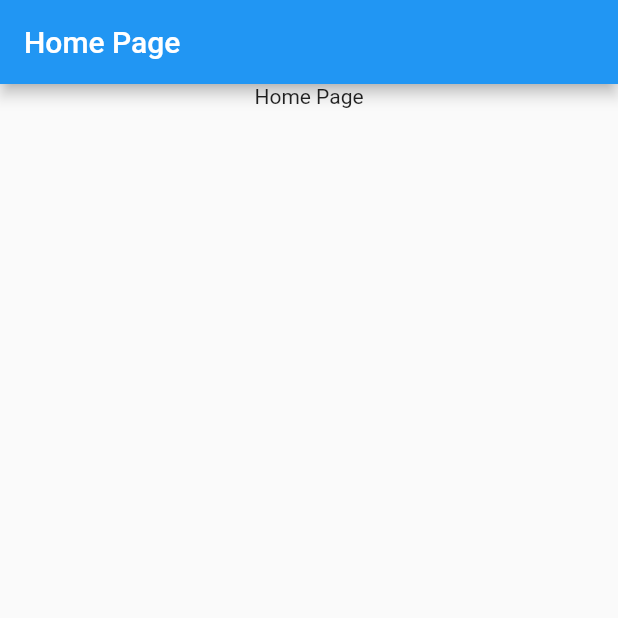
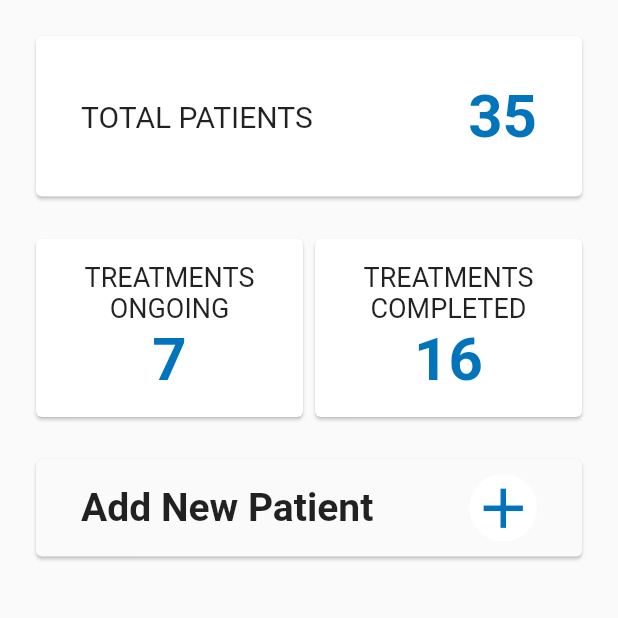
Before and after one commit to bahadurvaibhav/medbridge_business, a Flutter app: the HomePage screen opened directly, on a phone screen of 412 x 824 dp, the top half of it. Run offline on Flutter 3.47's test engine with Material 2 defaults, Android fonts, the phone set to English and light mode, and no system bars; our stand-ins replace flutter_swiper, font_awesome_flutter, google_sign_in, shared_preferences; missing offline and left inert: flutter_facebook_login; accounts and stored records are empty.

Commit message:
home page initial

```diff
--- a/lib/main.dart
+++ b/lib/main.dart
@@ -4,10 +4,10 @@ import 'package:medbridge_business/widget/SplashPage.dart';
 import 'package:shared_preferences/shared_preferences.dart';
 
 void main() {
-  // TODO: remove when login functionality implemented
+  /*// add to logout
   SharedPreferences.setMockInitialValues({
     IS_LOGGED_IN: false,
-  });
+  });*/
   runApp(MyApp());
 }
 
--- a/lib/util/Colors.dart
+++ b/lib/util/Colors.dart
@@ -1,4 +1,4 @@
 import 'package:flutter/material.dart';
 
 const Color primary = Color(0xFF0274BB);
-const Color accent = Color(0xffF8A417);
+const Color background = Color(0xFFFAFAFA);
--- /dev/null
+++ b/lib/util/constants.dart
@@ -0,0 +1,4 @@
+const String TOTAL_PATIENTS = 'TOTAL PATIENTS';
+const String TREATMENTS_ONGOING = 'TREATMENTS ONGOING';
+const String TREATMENTS_COMPLETED = 'TREATMENTS COMPLETED';
+const String ADD_NEW_PATIENT = 'Add New Patient';
--- /dev/null
+++ b/lib/widget/AddPatientPage.dart
@@ -0,0 +1,17 @@
+import 'package:flutter/material.dart';
+
+class AddPatientPage extends StatefulWidget {
+  @override
+  _AddPatientPageState createState() => _AddPatientPageState();
+}
+
+class _AddPatientPageState extends State<AddPatientPage> {
+  @override
+  Widget build(BuildContext context) {
+    return Scaffold(
+      body: SafeArea(
+        child: Row(),
+      ),
+    );
+  }
+}
--- a/lib/widget/HomePage.dart
+++ b/lib/widget/HomePage.dart
@@ -1,4 +1,7 @@
 import 'package:flutter/material.dart';
+import 'package:medbridge_business/util/Colors.dart';
+import 'package:medbridge_business/util/constants.dart';
+import 'package:medbridge_business/widget/AddPatientPage.dart';
 
 class HomePage extends StatefulWidget {
   @override
@@ -6,22 +9,129 @@ class HomePage extends StatefulWidget {
 }
 
 class _HomePageState extends State<HomePage> {
-  @override
-  Widget build(BuildContext context) {
-    return Scaffold(
-      appBar: AppBar(
-        title: const Text('Home Page'),
-        automaticallyImplyLeading: false,
-      ),
-      body: Material(
-        child: Column(
+  Widget totalPatientsCard(int value) {
+    return Card(
+      child: Padding(
+        padding: const EdgeInsets.all(30.0),
+        child: Row(
+          mainAxisAlignment: MainAxisAlignment.spaceBetween,
           children: <Widget>[
-            Center(
-              child: Text('Home Page'),
+            Text(
+              TOTAL_PATIENTS,
+              style: TextStyle(fontSize: 20),
+            ),
+            Text(
+              value.toString(),
+              style: TextStyle(
+                fontSize: 40,
+                color: primary,
+                fontWeight: FontWeight.bold,
+              ),
             ),
           ],
         ),
       ),
     );
   }
+
+  Widget treatmentInfoCards(String title, int value) {
+    return Card(
+      child: Padding(
+        padding: const EdgeInsets.all(15.0),
+        child: Column(
+          children: <Widget>[
+            Text(
+              title,
+              style: TextStyle(fontSize: 18),
+              textAlign: TextAlign.center,
+            ),
+            Text(
+              value.toString(),
+              style: TextStyle(
+                fontSize: 40,
+                color: primary,
+                fontWeight: FontWeight.bold,
+              ),
+            ),
+          ],
+        ),
+      ),
+    );
+  }
+
+  Widget addNewPatient() {
+    return Card(
+      color: background,
+      child: Padding(
+        padding: const EdgeInsets.symmetric(horizontal: 30.0, vertical: 10.0),
+        child: Row(
+          mainAxisAlignment: MainAxisAlignment.spaceBetween,
+          children: <Widget>[
+            Text(
+              ADD_NEW_PATIENT,
+              style: TextStyle(
+                fontSize: 26,
+                fontWeight: FontWeight.bold,
+              ),
+            ),
+            ClipOval(
+              child: Container(
+                color: Colors.white,
+                child: Icon(
+                  Icons.add,
+                  size: 45,
+                  color: primary,
+                ),
+              ),
+            ),
+            /*Icon(
+              Icons.add_circle,
+              size: 45,
+              color: primary,
+            ),*/
+          ],
+        ),
+      ),
+    );
+  }
+
+  @override
+  Widget build(BuildContext context) {
+    return Scaffold(
+      body: SafeArea(
+        child: Material(
+          child: Padding(
+            padding: const EdgeInsets.all(20.0),
+            child: Column(
+              children: <Widget>[
+                totalPatientsCard(35),
+                Padding(
+                  padding: const EdgeInsets.symmetric(vertical: 20.0),
+                  child: Row(
+                    children: <Widget>[
+                      Expanded(
+                        child: treatmentInfoCards(TREATMENTS_ONGOING, 7),
+                      ),
+                      Expanded(
+                        child: treatmentInfoCards(TREATMENTS_COMPLETED, 16),
+                      ),
+                    ],
+                  ),
+                ),
+                GestureDetector(
+                  onTap: () {
+                    Navigator.push(
+                      context,
+                      MaterialPageRoute(builder: (context) => AddPatientPage()),
+                    );
+                  },
+                  child: addNewPatient(),
+                ),
+              ],
+            ),
+          ),
+        ),
+      ),
+    );
+  }
 }
--- a/lib/widget/onboarding/OnboardingPage.dart
+++ b/lib/widget/onboarding/OnboardingPage.dart
@@ -132,7 +132,7 @@ class _OnboardingPageState extends State<OnboardingPage> {
   @override
   Widget build(BuildContext context) {
     return Scaffold(
-      backgroundColor: Color(0xFFFAFAFA),
+      backgroundColor: background,
       body: Column(
         children: <Widget>[
           Expanded(
--- a/pubspec.yaml
+++ b/pubspec.yaml
@@ -15,6 +15,7 @@ dependencies:
   font_awesome_flutter: ^8.5.0
   http: ^0.12.0+2
   flutter_facebook_login: ^1.2.0
+  file_picker: ^1.5.0+2
 
 dev_dependencies:
   flutter_test:
```
Also changed, not shown: images/Home Screen - Dashboard-1.jpg (added), images/Patient Details-1.jpg (added).
